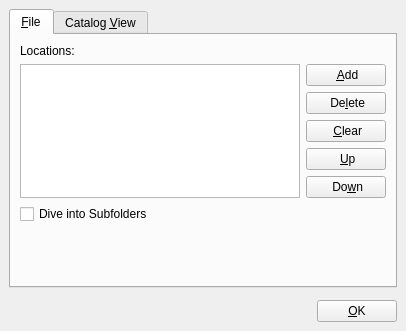
First picture: the form in pootling/ui/CatalogSetting.ui, repository cc-archive/pootle, before the edit.
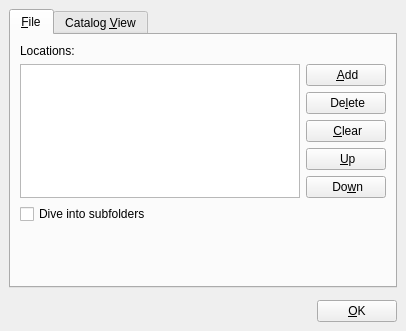
Second picture: the form after the edit. Icons and pictures are not drawn.

Commit message: change what's this and tooltip

The edit to the form file:
```diff
--- a/pootling/ui/CatalogSetting.ui
+++ b/pootling/ui/CatalogSetting.ui
@@ -57,7 +57,7 @@
           <string>Checked/Unchecked of Dive into Subfolders to display files as sub of main folders</string>
          </property>
          <property name="text" >
-          <string>Dive into Subfolders</string>
+          <string>Dive into subfolders</string>
          </property>
         </widget>
        </item>
```
Left out of the diff: 87 changed lines with no effect on the pictures. The commit also changes 1 other file.
